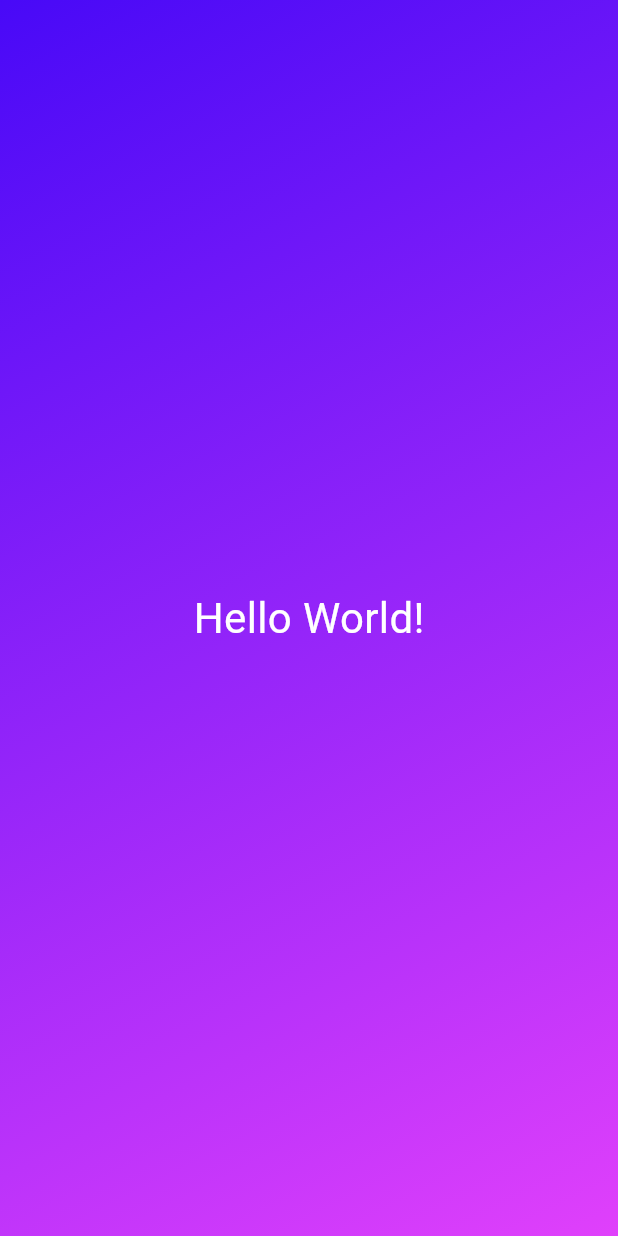
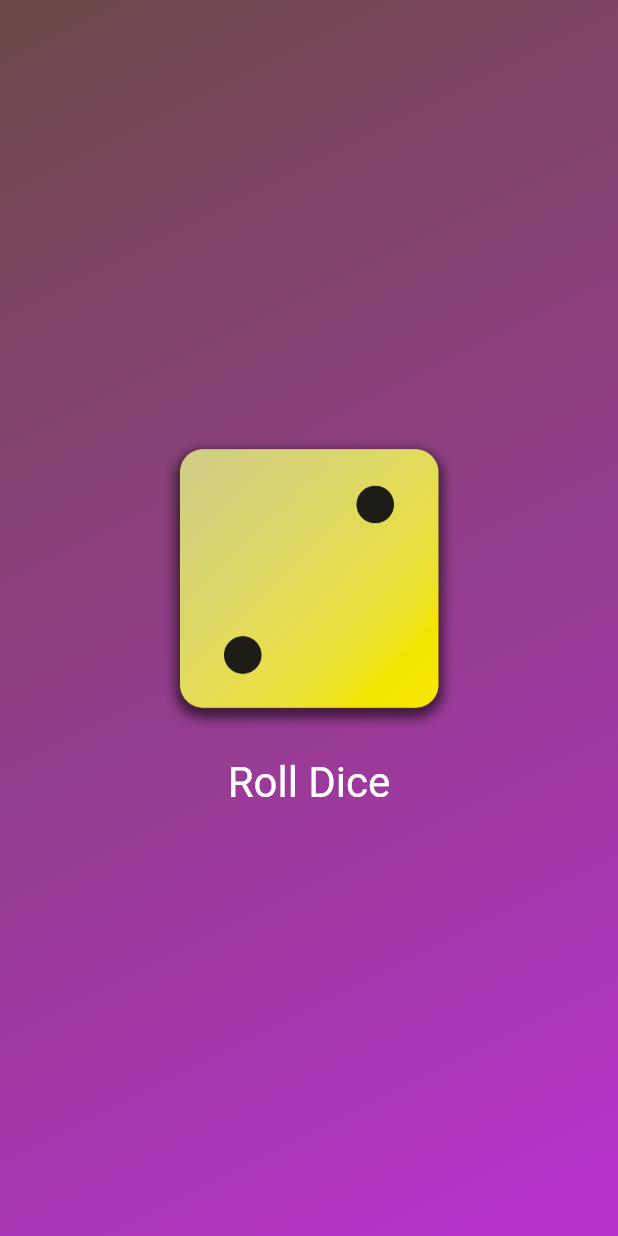
Before and after one commit to C4P741N/Roll-Dice-App, a Flutter app: the screen it shows after launch, on a phone screen of 412 x 824 dp. Run offline on Flutter 3.47's test engine with Material 3 defaults, Android fonts, the phone set to English and light mode, and no system bars.

```diff
--- /dev/null
+++ b/lib/dice_roller.dart
@@ -0,0 +1,48 @@
+import 'dart:math';
+
+import 'package:flutter/material.dart';
+
+final randomizer = Random();
+
+class DiceRoller extends StatefulWidget {
+  const DiceRoller({super.key});
+
+  @override
+  State<DiceRoller> createState() {
+    return _DiceRollerState();
+  }
+}
+
+class _DiceRollerState extends State<DiceRoller> {
+  var currentDiceRoll = 2;
+
+  void rollDice() {
+    setState(() {
+      currentDiceRoll = randomizer.nextInt(6) + 1; //Range of >=1 && <= 6
+    });
+  }
+
+  @override
+  Widget build(context) {
+    return Column(
+      mainAxisSize: MainAxisSize.min,
+      children: [
+        Image.asset(
+          'assets/images/dice-$currentDiceRoll.png',
+          width: 200,
+        ),
+        TextButton(
+          onPressed: rollDice,
+          style: TextButton.styleFrom(
+            padding: const EdgeInsets.only(top: 20),
+            foregroundColor: Colors.white,
+            textStyle: const TextStyle(
+              fontSize: 28,
+            ),
+          ),
+          child: const Text('Roll Dice'),
+        ),
+      ],
+    );
+  }
+}
--- /dev/null
+++ b/lib/gradient_container.dart
@@ -0,0 +1,27 @@
+import 'package:first_app/dice_roller.dart';
+import 'package:flutter/material.dart';
+
+const startAlignment = Alignment.topLeft;
+const endAlignment = Alignment.bottomRight;
+
+class GradientContainer extends StatelessWidget {
+  const GradientContainer({super.key, required this.colors});
+
+  final List<Color> colors;
+
+  @override
+  Widget build(BuildContext context) {
+    return Container(
+      decoration: BoxDecoration(
+        gradient: LinearGradient(
+          colors: colors,
+          begin: startAlignment,
+          end: endAlignment,
+        ),
+      ),
+      child: Center(
+        child: const DiceRoller(),
+      ),
+    );
+  }
+}
--- a/lib/main.dart
+++ b/lib/main.dart
@@ -1,33 +1,15 @@
+import 'package:first_app/gradient_container.dart';
 import 'package:flutter/material.dart';
 
 void main() {
-  runApp(MaterialApp(
+  runApp(const MaterialApp(
     home: Scaffold(
-      body: GradientContainer(),
+      body: GradientContainer(
+        colors: [
+          Color.fromARGB(255, 109, 73, 71),
+          Color.fromARGB(255, 184, 49, 207)
+        ],
+      ),
     ),
   ));
 }
-
-class GradientContainer extends StatelessWidget {
-  @override
-  Widget build(BuildContext context) {
-    return Container(
-      decoration: const BoxDecoration(
-        gradient: LinearGradient(
-          colors: [Color.fromARGB(255, 72, 9, 247), Colors.purpleAccent],
-          begin: Alignment.topLeft,
-          end: Alignment.bottomRight,
-        ),
-      ),
-      child: const Center(
-        child: Text(
-          'Hello World!',
-          style: TextStyle(
-            color: Colors.white,
-            fontSize: 28,
-          ),
-        ),
-      ),
-    );
-  }
-}
```
Also changed, not shown: lib/styled_text.dart (added, +18 -0 lines), pubspec.yaml (+7 -3 lines), assets/images/dice-1.png (added), assets/images/dice-2.png (added), assets/images/dice-3.png (added), assets/images/dice-4.png (added), assets/images/dice-5.png (added), assets/images/dice-6.png (added).
